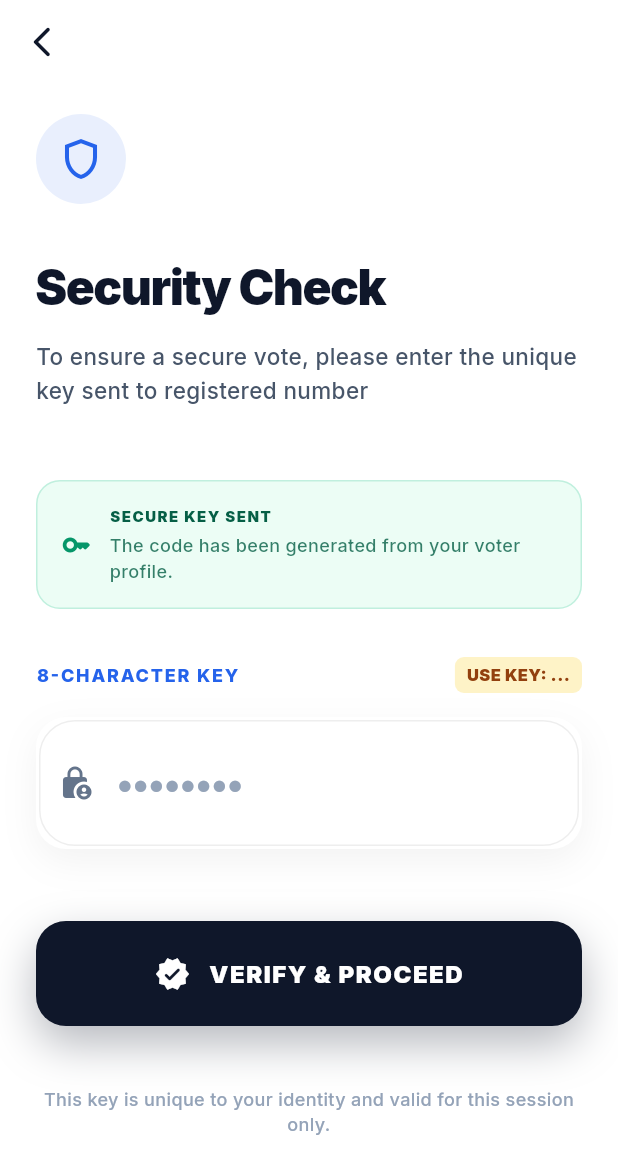
After one commit to TamilselvanRaman/VotingSystem, a Flutter app: the VoteVerificationScreen screen opened directly, on a phone screen of 412 x 824 dp. The commit adds this screen. Shown: the top 1174 px of the screen. Run offline on Flutter 3.47's test engine with Material 3 defaults, Android fonts, the phone set to English and light mode, and no system bars; our stand-ins replace animate_do, cloud_firestore, firebase_auth, firebase_core, google_fonts, shared_preferences; accounts and stored records are empty.

Commit message:
Update admin profile name to Voter Admin and implement secure voting verification flow

```diff
--- a/frontend_mobile/lib/providers/auth_provider.dart
+++ b/frontend_mobile/lib/providers/auth_provider.dart
@@ -5,6 +5,7 @@ import 'package:firebase_auth/firebase_auth.dart';
 import 'package:cloud_firestore/cloud_firestore.dart';
 import 'package:shared_preferences/shared_preferences.dart';
 import '../models/user_model.dart';
+import '../utils/crypto_utils.dart';
 
 class AuthProvider with ChangeNotifier {
   final FirebaseAuth _auth = FirebaseAuth.instance;
@@ -15,11 +16,13 @@ class AuthProvider with ChangeNotifier {
   String? _error;
   String? _verificationId;
   String? _sentOtp; // For testing purposes
+  String? _voteKey; // For testing purposes
 
   UserModel? get user => _user;
   bool get isLoading => _isLoading;
   String? get error => _error;
   String? get sentOtp => _sentOtp; // Expose for UI
+  String? get voteKey => _voteKey; // Expose for UI
   bool get isAuthenticated => _user != null;
 
   AuthProvider() {
@@ -374,4 +377,34 @@ class AuthProvider with ChangeNotifier {
     _user = null;
     notifyListeners();
   }
+
+  // ============================================================
+  // [SECURE VOTE KEY LOGIC]
+  // ============================================================
+
+  /// Generates the unique vote key and "sends" it (simulated)
+  void generateAndSendVoteKey() {
+    if (_user == null) return;
+
+    // Import here or at top of file
+    // Using the utility we created
+    try {
+      _voteKey = CryptoUtils.generateVoteKey(
+        name: _user!.name,
+        epic: _user!.epicNumber,
+        dob: _user!.dob,
+        phone: _user!.phone,
+      );
+      debugPrint("SECURE VOTE KEY GENERATED: $_voteKey");
+      notifyListeners();
+    } catch (e) {
+      debugPrint("Error generating vote key: $e");
+    }
+  }
+
+  /// Verifies if the entered key matches the generated one
+  bool verifyVoteKey(String input) {
+    if (_voteKey == null) return false;
+    return input.toUpperCase().trim() == _voteKey;
+  }
 }
--- a/frontend_mobile/lib/screens/home_screen.dart
+++ b/frontend_mobile/lib/screens/home_screen.dart
@@ -1,5 +1,6 @@
 import 'dart:async';
 import 'package:flutter/material.dart';
+import 'package:flutter/services.dart';
 import 'package:provider/provider.dart';
 import 'package:google_fonts/google_fonts.dart';
 import '../providers/auth_provider.dart';
@@ -7,6 +8,7 @@ import '../providers/voting_provider.dart';
 import '../utils/constants.dart';
 import 'profile_screen.dart';
 import 'voting_screen.dart';
+import 'vote_verification_screen.dart';
 
 class HomeScreen extends StatefulWidget {
   const HomeScreen({super.key});
@@ -381,6 +383,7 @@ class _HomeScreenState extends State<HomeScreen> {
   }
 
   Widget _buildVoteButton(BuildContext context, bool hasVoted, bool isVotingOpen) {
+    final auth = Provider.of<AuthProvider>(context, listen: false);
     if (hasVoted) {
       return Container(
         width: double.infinity,
@@ -522,11 +525,31 @@ class _HomeScreenState extends State<HomeScreen> {
     // ── ACTIVE VOTE BUTTON ──
     return Column(
       children: [
-        GestureDetector(
-          onTap: () {
+        Focus(
+          autofocus: true,
+          onKeyEvent: (node, event) {
+            if (event is KeyDownEvent &&
+                (event.logicalKey == LogicalKeyboardKey.enter ||
+                 event.logicalKey == LogicalKeyboardKey.numpadEnter)) {
+              // Trigger the same logic as Tap
+              auth.generateAndSendVoteKey();
               Navigator.push(
                 context,
-              MaterialPageRoute(builder: (context) => const VotingScreen()),
+                MaterialPageRoute(builder: (context) => const VoteVerificationScreen()),
+              );
+              return KeyEventResult.handled;
+            }
+            return KeyEventResult.ignored;
+          },
+          child: GestureDetector(
+            onTap: () {
+              // Generate the secure key first
+              auth.generateAndSendVoteKey();
+
+              // Navigate to verification
+              Navigator.push(
+                context,
+                MaterialPageRoute(builder: (context) => const VoteVerificationScreen()),
               );
             },
             child: Container(
@@ -593,6 +616,7 @@ class _HomeScreenState extends State<HomeScreen> {
               ),
             ),
           ),
+        ),
         const SizedBox(height: 32),
         Row(
           mainAxisAlignment: MainAxisAlignment.center,
--- /dev/null
+++ b/frontend_mobile/lib/screens/vote_verification_screen.dart
@@ -0,0 +1,303 @@
+import 'package:flutter/material.dart';
+import 'package:flutter/services.dart';
+import 'package:provider/provider.dart';
+import 'package:animate_do/animate_do.dart';
+import 'package:google_fonts/google_fonts.dart';
+import '../providers/auth_provider.dart';
+import '../utils/constants.dart';
+import 'voting_screen.dart';
+
+class VoteVerificationScreen extends StatefulWidget {
+  const VoteVerificationScreen({super.key});
+
+  @override
+  State<VoteVerificationScreen> createState() => _VoteVerificationScreenState();
+}
+
+class _VoteVerificationScreenState extends State<VoteVerificationScreen> {
+  final _keyController = TextEditingController();
+  bool _isError = false;
+
+  void _handleVerify() {
+    final auth = Provider.of<AuthProvider>(context, listen: false);
+    final isValid = auth.verifyVoteKey(_keyController.text);
+
+    if (isValid) {
+      Navigator.pushReplacement(
+        context,
+        MaterialPageRoute(builder: (context) => const VotingScreen()),
+      );
+    } else {
+      setState(() => _isError = true);
+      ScaffoldMessenger.of(context).showSnackBar(
+        const SnackBar(
+          content: Text("Invalid Security Key. Please check and try again."),
+          backgroundColor: Colors.redAccent,
+        ),
+      );
+    }
+  }
+
+  @override
+  Widget build(BuildContext context) {
+    final auth = Provider.of<AuthProvider>(context);
+    final maskedPhone = auth.user?.phone != null
+        ? "****${auth.user!.phone.substring(auth.user!.phone.length - 4)}"
+        : "registered number";
+
+    return Scaffold(
+      backgroundColor: Colors.white,
+      appBar: AppBar(
+        backgroundColor: Colors.transparent,
+        elevation: 0,
+        leading: IconButton(
+          icon: const Icon(Icons.arrow_back_ios_new_rounded, color: AppConstants.navy),
+          onPressed: () => Navigator.pop(context),
+        ),
+      ),
+      body: SafeArea(
+        child: SingleChildScrollView(
+          padding: const EdgeInsets.symmetric(horizontal: 24),
+          child: Column(
+            crossAxisAlignment: CrossAxisAlignment.start,
+            children: [
+              const SizedBox(height: 20),
+              FadeInDown(
+                duration: const Duration(milliseconds: 800),
+                child: Container(
+                  width: 60,
+                  height: 60,
+                  decoration: BoxDecoration(
+                    color: const Color(0xFF2563EB).withOpacity(0.1),
+                    shape: BoxShape.circle,
+                  ),
+                  child: const Center(
+                    child: Icon(Icons.shield_outlined, color: Color(0xFF2563EB), size: 32),
+                  ),
+                ),
+              ),
+              const SizedBox(height: 32),
+              FadeInLeft(
+                duration: const Duration(milliseconds: 800),
+                child: Column(
+                  crossAxisAlignment: CrossAxisAlignment.start,
+                  children: [
+                    Text(
+                      "Security Check",
+                      style: GoogleFonts.inter(
+                        fontSize: 32,
+                        fontWeight: FontWeight.w900,
+                        color: AppConstants.navy,
+                        letterSpacing: -1,
+                      ),
+                    ),
+                    const SizedBox(height: 12),
+                    Text(
+                      "To ensure a secure vote, please enter the unique key sent to $maskedPhone",
+                      style: GoogleFonts.inter(
+                        color: AppConstants.textSlate,
+                        fontSize: 15,
+                        fontWeight: FontWeight.w500,
+                        height: 1.5,
+                      ),
+                    ),
+                  ],
+                ),
+              ),
+              const SizedBox(height: 48),
+
+              // Key Display for Testing (matches login page OTP display style)
+              FadeInUp(
+                duration: const Duration(milliseconds: 600),
+                child: Container(
+                  padding: const EdgeInsets.all(16),
+                  decoration: BoxDecoration(
+                    color: const Color(0xFFECFDF5),
+                    borderRadius: BorderRadius.circular(16),
+                    border: Border.all(color: const Color(0xFF10B981).withOpacity(0.2)),
+                  ),
+                  child: Row(
+                    children: [
+                      const Icon(Icons.key_rounded, color: Color(0xFF059669), size: 20),
+                      const SizedBox(width: 12),
+                      Expanded(
+                        child: Column(
+                          crossAxisAlignment: CrossAxisAlignment.start,
+                          children: [
+                            Text(
+                              "SECURE KEY SENT",
+                              style: GoogleFonts.inter(
+                                color: const Color(0xFF065F46),
+                                fontSize: 10,
+                                fontWeight: FontWeight.w900,
+                                letterSpacing: 1,
+                              ),
+                            ),
+                            const SizedBox(height: 4),
+                            Text(
+                              "The code has been generated from your voter profile.",
+                              style: GoogleFonts.inter(
+                                color: const Color(0xFF065F46).withOpacity(0.8),
+                                fontSize: 12,
+                                fontWeight: FontWeight.w500,
+                              ),
+                            ),
+                          ],
+                        ),
+                      ),
+                    ],
+                  ),
+                ),
+              ),
+
+              const SizedBox(height: 32),
+
+              FadeInUp(
+                duration: const Duration(milliseconds: 800),
+                delay: const Duration(milliseconds: 200),
+                child: Column(
+                  crossAxisAlignment: CrossAxisAlignment.start,
+                  children: [
+                    Row(
+                      mainAxisAlignment: MainAxisAlignment.spaceBetween,
+                      children: [
+                        Text(
+                          "8-CHARACTER KEY",
+                          style: GoogleFonts.inter(
+                            fontWeight: FontWeight.w800,
+                            fontSize: 12,
+                            color: const Color(0xFF2563EB),
+                            letterSpacing: 1.2,
+                          ),
+                        ),
+                        Container(
+                          padding: const EdgeInsets.symmetric(horizontal: 8, vertical: 4),
+                          decoration: BoxDecoration(
+                            color: const Color(0xFFFEF3C7),
+                            borderRadius: BorderRadius.circular(6),
+                          ),
+                          child: Text(
+                            "USE KEY: ${auth.voteKey ?? '...'}",
+                            style: GoogleFonts.inter(
+                              color: const Color(0xFF92400E),
+                              fontSize: 11,
+                              fontWeight: FontWeight.w900,
+                            ),
+                          ),
+                        ),
+                      ],
+                    ),
+                    const SizedBox(height: 16),
+                    Container(
+                      decoration: BoxDecoration(
+                        color: Colors.white,
+                        borderRadius: BorderRadius.circular(20),
+                        boxShadow: [
+                          BoxShadow(
+                            color: _isError
+                                ? Colors.red.withOpacity(0.1)
+                                : Colors.black.withOpacity(0.05),
+                            blurRadius: 20,
+                            offset: const Offset(0, 8),
+                          ),
+                        ],
+                        border: Border.all(
+                          color: _isError ? Colors.redAccent : Colors.transparent,
+                          width: 2,
+                        ),
+                      ),
+                      child: TextField(
+                        controller: _keyController,
+                        onChanged: (_) {
+                          if (_isError) setState(() => _isError = false);
+                        },
+                        keyboardType: TextInputType.text,
+                        textCapitalization: TextCapitalization.characters,
+                        inputFormatters: [
+                          LengthLimitingTextInputFormatter(8),
+                        ],
+                        style: GoogleFonts.firaCode(
+                          fontWeight: FontWeight.w800,
+                          fontSize: 24,
+                          letterSpacing: 6,
+                          color: AppConstants.navy,
+                        ),
+                        decoration: InputDecoration(
+                          hintText: "••••••••",
+                          hintStyle: GoogleFonts.inter(color: AppConstants.textLight, letterSpacing: 0),
+                          prefixIcon: const Icon(Icons.lock_person_rounded, color: Color(0xFF64748B)),
+                          border: InputBorder.none,
+                          contentPadding: const EdgeInsets.symmetric(horizontal: 24, vertical: 24),
+                        ),
+                      ),
+                    ),
+                  ],
+                ),
+              ),
+
+              const SizedBox(height: 48),
+
+              FadeInUp(
+                duration: const Duration(milliseconds: 800),
+                delay: const Duration(milliseconds: 400),
+                child: Container(
+                  width: double.infinity,
+                  height: 70,
+                  decoration: BoxDecoration(
+                    borderRadius: BorderRadius.circular(20),
+                    boxShadow: [
+                      BoxShadow(
+                        color: AppConstants.navy.withOpacity(0.3),
+                        blurRadius: 25,
+                        offset: const Offset(0, 12),
+                      ),
+                    ],
+                  ),
+                  child: ElevatedButton(
+                    onPressed: _handleVerify,
+                    style: ElevatedButton.styleFrom(
+                      backgroundColor: AppConstants.navy,
+                      foregroundColor: Colors.white,
+                      shape: RoundedRectangleBorder(
+                        borderRadius: BorderRadius.circular(20),
+                      ),
+                      elevation: 0,
+                    ),
+                    child: Row(
+                      mainAxisAlignment: MainAxisAlignment.center,
+                      children: [
+                        const Icon(Icons.verified_rounded, size: 24),
+                        const SizedBox(width: 12),
+                        Text(
+                          "VERIFY & PROCEED",
+                          style: GoogleFonts.inter(
+                            fontSize: 16,
+                            fontWeight: FontWeight.w900,
+                            letterSpacing: 1,
+                          ),
+                        ),
+                      ],
+                    ),
+                  ),
+                ),
+              ),
+              const SizedBox(height: 40),
+              Center(
+                child: Text(
+                  "This key is unique to your identity and valid for this session only.",
+                  textAlign: TextAlign.center,
+                  style: GoogleFonts.inter(
+                    color: AppConstants.textLight,
+                    fontSize: 12,
+                    fontWeight: FontWeight.w500,
+                  ),
+                ),
+              ),
+              const SizedBox(height: 40),
+            ],
+          ),
+        ),
+      ),
+    );
+  }
+}
--- /dev/null
+++ b/frontend_mobile/lib/utils/crypto_utils.dart
@@ -0,0 +1,57 @@
+import 'dart:convert';
+import 'package:crypto/crypto.dart';
+
+class CryptoUtils {
+  static const String _base58Alphabet =
+      '123456789ABCDEFGHJKLMNPQRSTUVWXYZabcdefghijkmnopqrstuvwxyz';
+
+  /// Generates a unique 8-character Base58 key based on voter details.
+  static String generateVoteKey({
+    required String name,
+    required String epic,
+    required String dob,
+    required String phone,
+  }) {
+    // Normalize and combine fields
+    final input = "$name|$epic|$dob|$phone".toLowerCase().trim();
+    final bytes = utf8.encode(input);
+
+    // Create a deterministic hash
+    final digest = sha256.convert(bytes);
+
+    // Convert to Base58 and take 8 chars
+    // We use a slice of the hash to ensure we have enough entropy but keep it short
+    final b58 = _toBase58(digest.bytes);
+
+    // Ensure we return exactly 8 characters from a stable starting point
+    if (b58.length < 8) {
+      return b58.padRight(8, 'X').toUpperCase();
+    }
+    return b58.substring(0, 8).toUpperCase();
+  }
+
+  static String _toBase58(List<int> bytes) {
+    var x = BigInt.zero;
+    for (var byte in bytes) {
+      x = (x << 8) + BigInt.from(byte);
+    }
+
+    var res = '';
+    while (x > BigInt.zero) {
+      final remainder = x % BigInt.from(58);
+      x = x ~/ BigInt.from(58);
+      res = _base58Alphabet[remainder.toInt()] + res;
+    }
+
+    // Handle leading zeros (if any)
+    for (var byte in bytes) {
+      if (byte == 0) {
+        res = _base58Alphabet[0] + res;
+      } else {
+        break;
+      }
+    }
+
+    return res;
+  }
+}
--- a/frontend_mobile/pubspec.yaml
+++ b/frontend_mobile/pubspec.yaml
@@ -45,6 +45,7 @@ dependencies:
   cloud_firestore: ^5.6.3
   animate_do: ^4.2.0
   animations: ^2.1.2
+  crypto: ^3.0.3
 
 dev_dependencies:
   flutter_test:
```
Also changed, not shown: frontend_mobile/pubspec.lock, 1 other file. Lines whose indentation alone changed are shown as unchanged.
